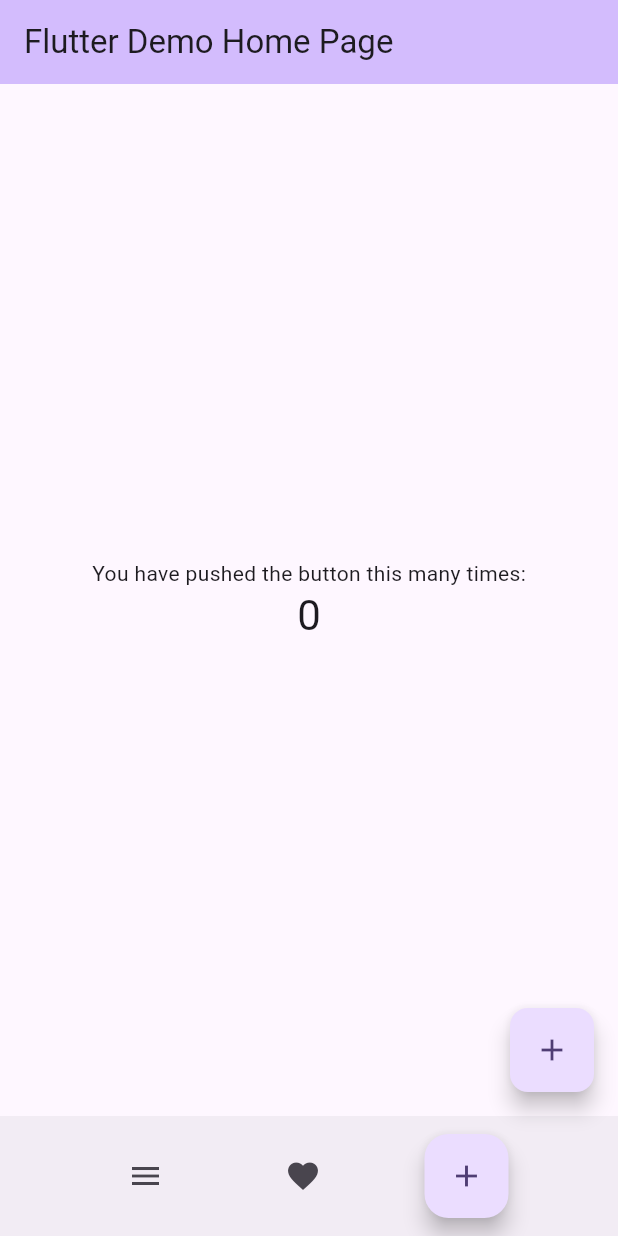
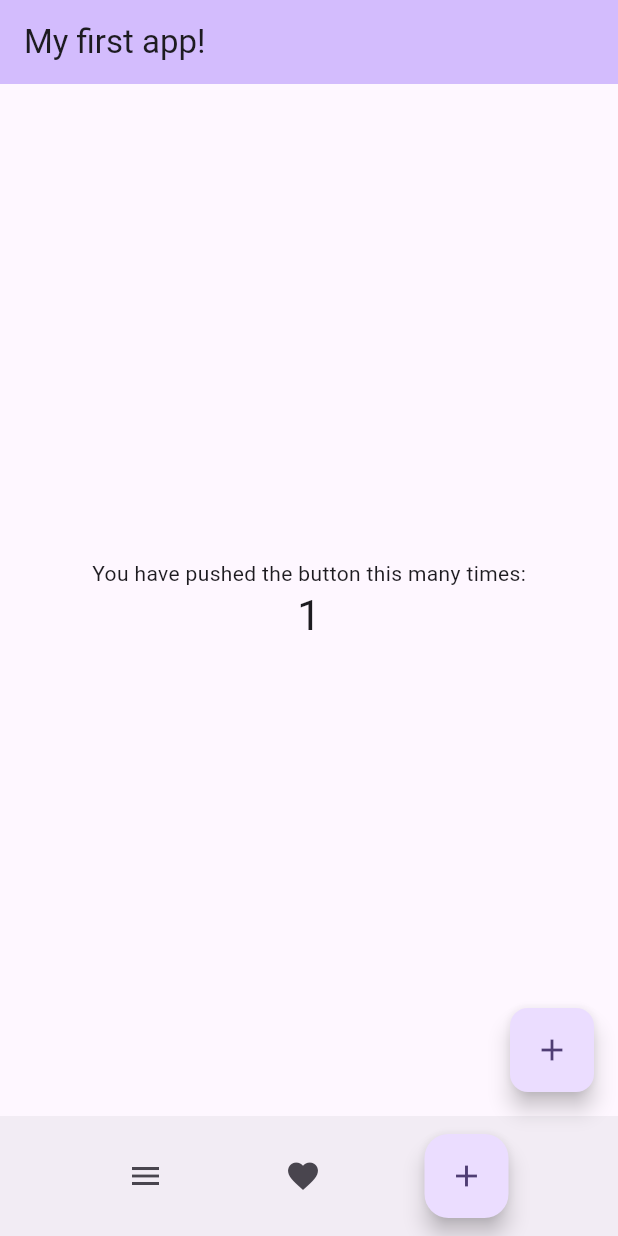
Before and after one commit to Zpolonius/myapp, a Flutter app: the MyHomePage screen opened directly, after a tap on the "add" icon, on a phone screen of 412 x 824 dp. Run offline on Flutter 3.47's test engine with Material 2 defaults, Android fonts, the phone set to English and light mode, and no system bars.

```diff
--- a/lib/main.dart
+++ b/lib/main.dart
@@ -2,6 +2,8 @@ import 'src/Models/image_model.dart';
 
 import 'package:flutter/material.dart';
 import 'package:http/http.dart' show get;
+import 'dart:convert';
+
 
 void main() {
   runApp(const MyApp());
@@ -20,7 +22,7 @@ class MyApp extends StatelessWidget {
         colorScheme: ColorScheme.fromSeed(seedColor: Colors.deepPurple),
         useMaterial3: true,
       ),
-      home: const MyHomePage(title: 'Flutter Demo Home Page'),
+      home: const MyHomePage(title: 'My first app!'),
     );
   }
 }
@@ -40,10 +42,11 @@ class _MyHomePageState extends State<MyHomePage> {
   int _counter = 0;
 
 
-  void _fetchImage(){
-    setState((){
+  void _fetchImage() {
+    setState(() async {
     _counter++;
-    get('https://jsonplaceholder.typicode.com/photos/$_counter' as Uri);
+    var response = await get('https://jsonplaceholder.typicode.com/photos/$_counter' as Uri);
+    var imageModel = ImageModel.fromJson(json.decode(response.body));
   });
   }
 
```
